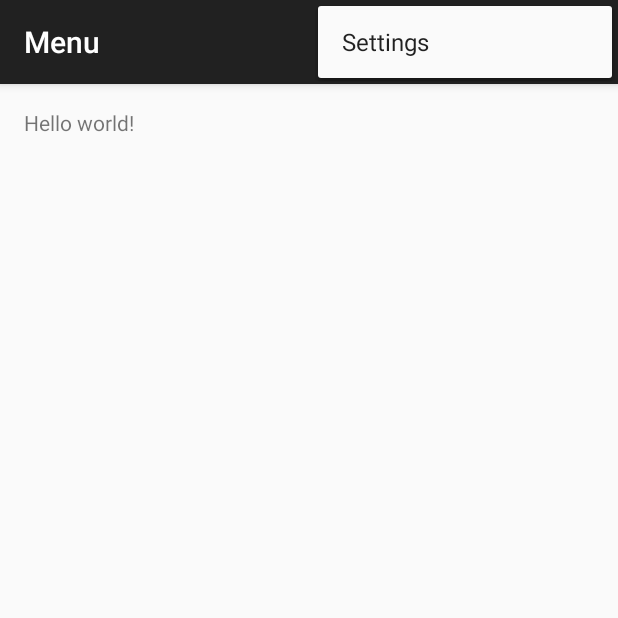
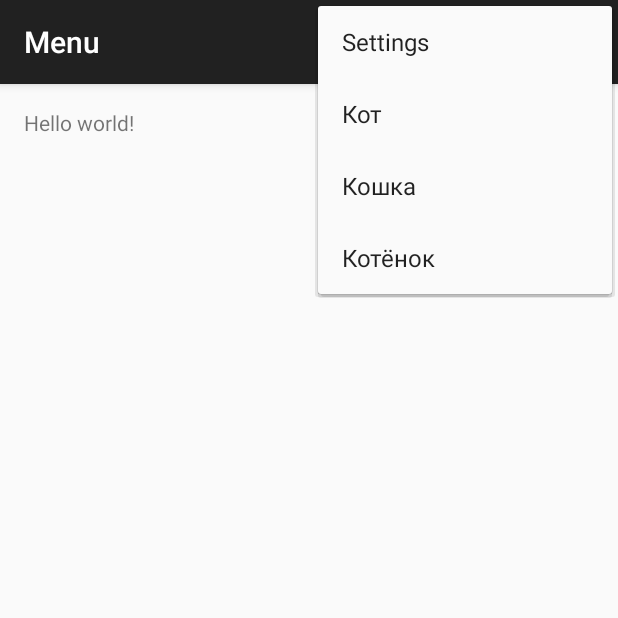
Before and after one commit to GusevaEvgenia/Day8.Menu, an Android app: the screen it shows after launch (MainActivity), with the options menu open, on a phone screen of 412 x 824 dp, the top half of it. Run offline under Robolectric (Android 15) with nearby library versions, the phone set to English and light mode, and no system bars.

Commit message:
add menu options

```diff
--- a/app/src/main/res/layout/activity_main.xml
+++ b/app/src/main/res/layout/activity_main.xml
@@ -9,6 +9,7 @@
                 tools:context=".MainActivity">
 
     <TextView
+        android:id="@+id/id_textView"
         android:text="@string/hello_world"
         android:layout_width="wrap_content"
         android:layout_height="wrap_content"/>
--- a/app/src/main/res/menu/menu_main.xml
+++ b/app/src/main/res/menu/menu_main.xml
@@ -2,8 +2,28 @@
       xmlns:app="http://schemas.android.com/apk/res-auto"
       xmlns:tools="http://schemas.android.com/tools"
       tools:context=".MainActivity">
+
     <item android:id="@+id/action_settings"
           android:title="@string/action_settings"
           android:orderInCategory="100"
+          android:onClick="onSettingsMenuClick"
           app:showAsAction="never"/>
+
+    <item
+        android:id="@+id/action_cat1"
+        android:orderInCategory="100"
+        app:showAsAction="never"
+        android:title="@string/action_cat_male" />
+
+    <item
+        android:id="@+id/action_cat2"
+        android:orderInCategory="100"
+        app:showAsAction="never"
+        android:title="@string/action_cat_female" />
+
+    <item
+        android:id="@+id/action_cat3"
+        android:orderInCategory="100"
+        app:showAsAction="never"
+        android:title="@string/action_kitten" />
 </menu>
--- a/app/src/main/res/values/strings.xml
+++ b/app/src/main/res/values/strings.xml
@@ -3,4 +3,7 @@
 
     <string name="hello_world">Hello world!</string>
     <string name="action_settings">Settings</string>
+    <string name="action_cat_male">Кот</string>
+    <string name="action_cat_female">Кошка</string>
+    <string name="action_kitten">Котёнок</string>
 </resources>
```
Also changed, not shown: app/src/main/java/com/android_lessons/belkin/menu/MainActivity.java (+20 -4 lines), 1 other file.
